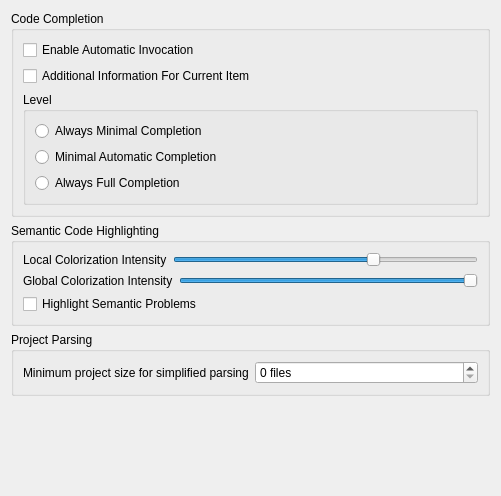
KDE/kdevelop, file shell/settings/ccsettings.ui: the form before one commit.
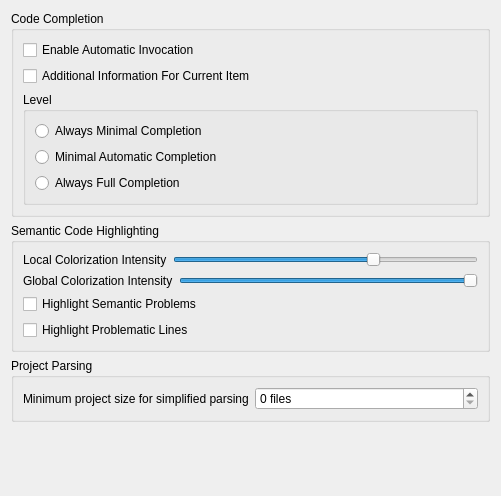
The form after the commit.

Commit message:
introduce highlightProblematicLines setting, disabled by default
use it in the problem reporter

What changed in the file:
```diff
--- a/shell/settings/ccsettings.ui
+++ b/shell/settings/ccsettings.ui
@@ -164,6 +164,16 @@
         </property>
        </widget>
       </item>
+      <item row="3" column="0">
+       <widget class="QCheckBox" name="kcfg_highlightProblematicLines">
+        <property name="toolTip">
+         <string>When enabled, lines with errors will get additionally highlighted and their positions get marked in the scrollbar.</string>
+        </property>
+        <property name="text">
+         <string>Highlight Problematic Lines</string>
+        </property>
+       </widget>
+      </item>
      </layout>
     </widget>
    </item>
```
The commit also changes 5 other files.
